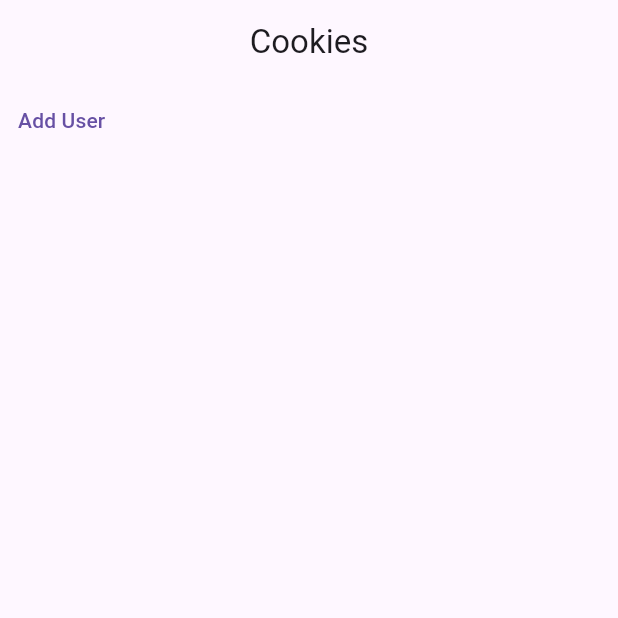
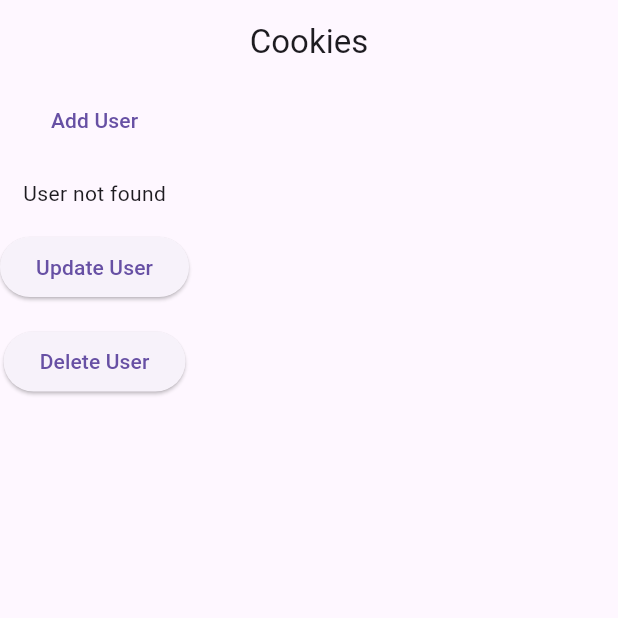
Before and after one commit to L-pixela/flutter-race-tracker-app, a Flutter app: the screen it shows after launch, on a phone screen of 412 x 824 dp, the top half of it. Run offline on Flutter 3.47's test engine with Material 3 defaults, Android fonts, the phone set to English and light mode, and no system bars; our stand-ins replace cloud_firestore, firebase_core; accounts and stored records are empty.

Commit message:
update the theme design system of the app

```diff
--- a/lib/data/firebase/firebase_testing.dart
+++ b/lib/data/firebase/firebase_testing.dart
@@ -35,35 +35,86 @@ class AddUser extends StatelessWidget {
   }
 }
 
-class GetUserName extends StatelessWidget {
-  final String documentId;
+class GetUserByName extends StatelessWidget {
+  final String fullName;
 
-  GetUserName(this.documentId);
+  GetUserByName(this.fullName);
 
   @override
   Widget build(BuildContext context) {
     CollectionReference users = FirebaseFirestore.instance.collection('users');
 
-    return FutureBuilder<DocumentSnapshot>(
-      future: users.doc(documentId).get(),
-      builder:
-          (BuildContext context, AsyncSnapshot<DocumentSnapshot> snapshot) {
-        if (snapshot.hasError) {
-          return Text("Something went wrong");
-        }
+    return FutureBuilder<QuerySnapshot>(
+      future: users.where('full_name', isEqualTo: fullName).get(),
+      builder: (context, snapshot) {
+        if (snapshot.hasError) return Text("Something went wrong");
+        if (snapshot.connectionState != ConnectionState.done)
+          return Text("loading...");
 
-        if (snapshot.hasData && !snapshot.data!.exists) {
-          return Text("Document does not exist");
-        }
+        if (snapshot.data!.docs.isEmpty) return Text("User not found");
 
-        if (snapshot.connectionState == ConnectionState.done) {
-          Map<String, dynamic> data =
-              snapshot.data!.data() as Map<String, dynamic>;
-          return Text("Full Name: ${data['full_name']}");
-        }
-
-        return Text("loading");
+        final data = snapshot.data!.docs.first.data() as Map<String, dynamic>;
+        return Text(
+            "Full Name: ${data['full_name']}, Company: ${data['company']}");
       },
     );
   }
 }
+
+class UpdateUserByName extends StatelessWidget {
+  final String fullName;
+
+  UpdateUserByName(this.fullName);
+
+  @override
+  Widget build(BuildContext context) {
+    CollectionReference users = FirebaseFirestore.instance.collection('users');
+
+    Future<void> updateUser() async {
+      final snapshot =
+          await users.where('full_name', isEqualTo: fullName).get();
+
+      if (snapshot.docs.isNotEmpty) {
+        final docId = snapshot.docs.first.id;
+        await users.doc(docId).update({'company': 'Updated Company'});
+        print("User Updated");
+      } else {
+        print("User not found");
+      }
+    }
+
+    return ElevatedButton(
+      onPressed: updateUser,
+      child: Text("Update User"),
+    );
+  }
+}
+
+class DeleteUserByName extends StatelessWidget {
+  final String fullName;
+
+  DeleteUserByName(this.fullName);
+
+  @override
+  Widget build(BuildContext context) {
+    CollectionReference users = FirebaseFirestore.instance.collection('users');
+
+    Future<void> deleteUser() async {
+      final snapshot =
+          await users.where('full_name', isEqualTo: fullName).get();
+
+      if (snapshot.docs.isNotEmpty) {
+        final docId = snapshot.docs.first.id;
+        await users.doc(docId).delete();
+        print("User Deleted");
+      } else {
+        print("User not found");
+      }
+    }
+
+    return ElevatedButton(
+      onPressed: deleteUser,
+      child: Text("Delete User"),
+    );
+  }
+}
--- a/lib/main.dart
+++ b/lib/main.dart
@@ -14,6 +14,7 @@ void main() async {
 
 class MyApp extends StatelessWidget {
   const MyApp({super.key});
+  final String full_name = "John Doe";
 
   @override
   Widget build(BuildContext context) {
@@ -34,18 +35,19 @@ class MyApp extends StatelessWidget {
           ),
           body: Column(
             children: [
-              // ListView.builder(
-              //   itemCount: 2,
-              //   itemBuilder: (context, index) {
-              //     return ListTile(
-              //       title: Text("Cookie $index"),
-              //     );
-              //   },
-              // ),
-              AddUser("Me", "COOKIES", 15),
+              AddUser("John Doe", "Acme Inc.", 30),
               SizedBox(
                 height: 15,
               ),
+              GetUserByName(full_name),
+              SizedBox(
+                height: 15,
+              ),
+              UpdateUserByName(full_name),
+              SizedBox(
+                height: 15,
+              ),
+              DeleteUserByName(full_name),
             ],
           )),
     );
--- a/pubspec.yaml
+++ b/pubspec.yaml
@@ -36,6 +36,8 @@ dependencies:
   cupertino_icons: ^1.0.8
   firebase_core: ^3.13.0
   cloud_firestore: ^5.6.6
+  provider: ^6.1.4
+  google_fonts: ^6.2.1
 
 dev_dependencies:
   flutter_test:
```
Also changed, not shown: lib/theme/theme.dart (added, +53 -0 lines), lib/models/participant/participant.dart (added), lib/models/race/location.dart (added), lib/models/race/race.dart (added), lib/models/race_segment/race_segment.dart (added), pubspec.lock, 2 other files.
